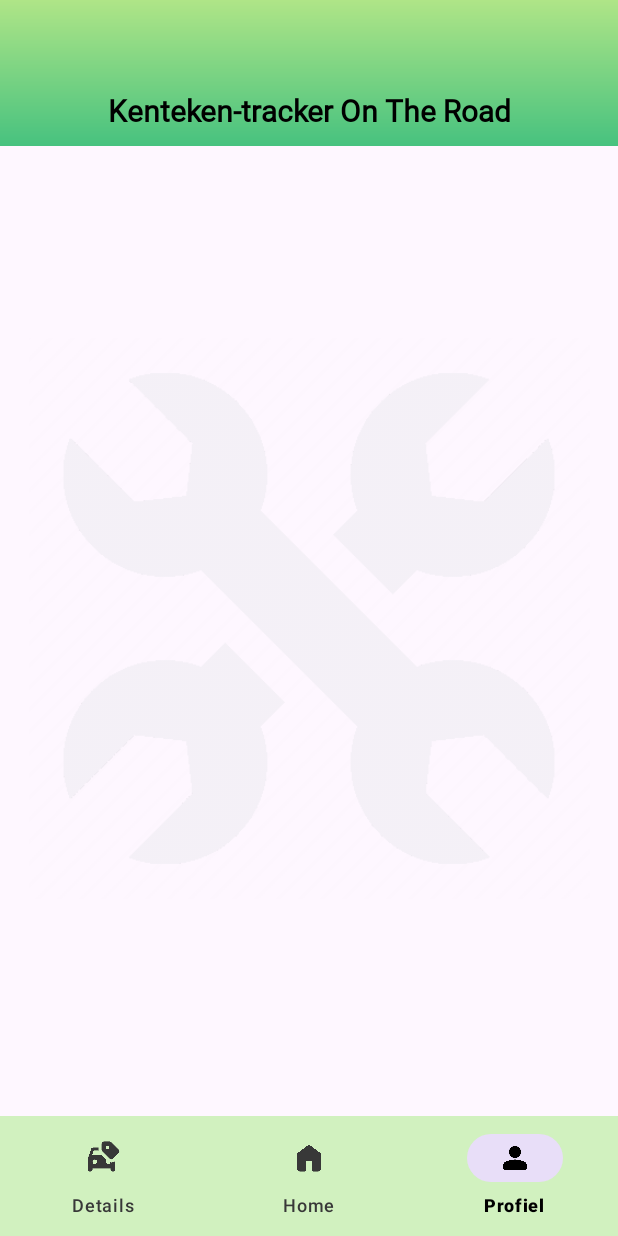
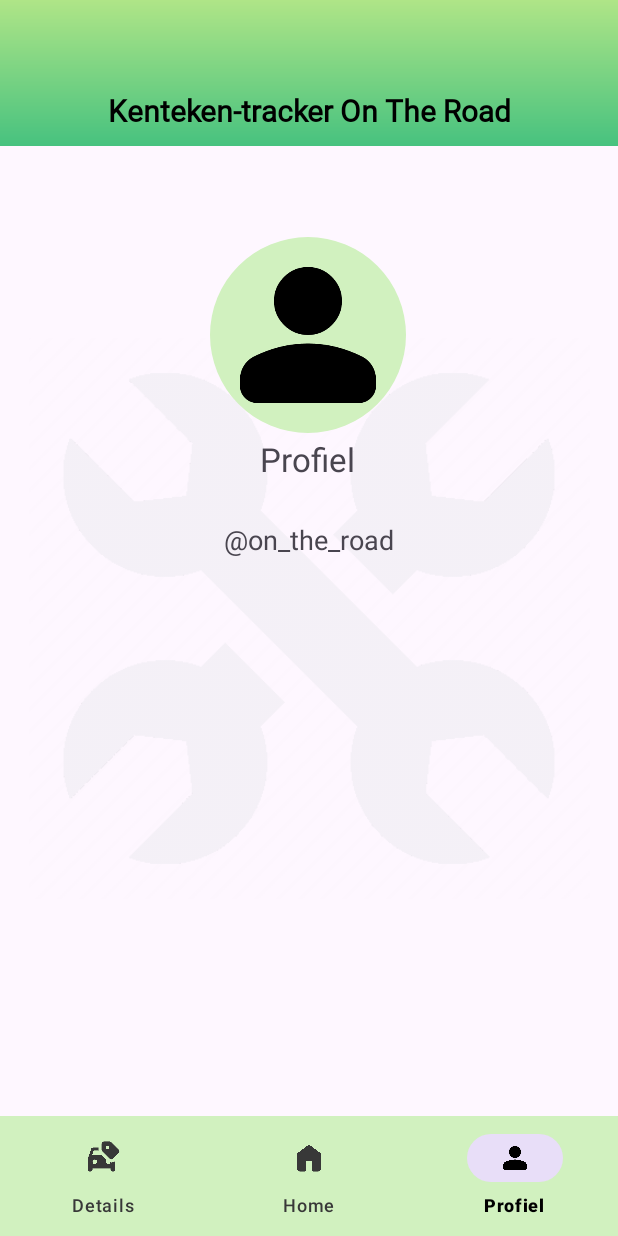
Before and after one commit to NathanGrs00/taxicompany-on-the-road, an Android app: the screen it shows after launch (MainActivity), item 3 of the bottom bar chosen, on a phone screen of 412 x 824 dp. Run offline under Robolectric (Android 15) with nearby library versions, the phone set to English and light mode, and no system bars; our stand-ins replace Volley; network calls fail.

Commit message:
Update profile layout and assets
- Changed app icon to a custom taxi logo (@mipmap/taxilogo).
- Added a ring-shaped background to the profile image in the fragment_profile layout.
- Introduced new ImageView for profile image and TextViews for profile name and handle in fragment_profile layout.
- Added a string resource for the profile handle (@string/handle).

```diff
--- a/app/src/main/AndroidManifest.xml
+++ b/app/src/main/AndroidManifest.xml
@@ -6,7 +6,7 @@
         android:allowBackup="true"
         android:dataExtractionRules="@xml/data_extraction_rules"
         android:fullBackupContent="@xml/backup_rules"
-        android:icon="@mipmap/ic_launcher"
+        android:icon="@mipmap/taxilogo"
         android:label="@string/app_name"
         android:roundIcon="@mipmap/ic_launcher_round"
         android:supportsRtl="true"
--- /dev/null
+++ b/app/src/main/res/drawable/profilebackground.xml
@@ -0,0 +1,9 @@
+<?xml version="1.0" encoding="utf-8"?>
+<shape android:shape="ring"
+    android:thickness="65dp"
+    android:useLevel="false"
+    android:innerRadius="0dp"
+    xmlns:android="http://schemas.android.com/apk/res/android">
+    <solid android:color="@color/lighter_green">
+    </solid>
+</shape>
--- a/app/src/main/res/layout/fragment_profile.xml
+++ b/app/src/main/res/layout/fragment_profile.xml
@@ -28,6 +28,45 @@
 
         <include layout="@layout/header_bar" />
 
+        <ImageView
+            android:id="@+id/imageView"
+            android:layout_width="140dp"
+            android:layout_height="136dp"
+            android:background="@drawable/profilebackground"
+            app:layout_constraintBottom_toBottomOf="parent"
+            app:layout_constraintEnd_toEndOf="parent"
+            app:layout_constraintHorizontal_bias="0.498"
+            app:layout_constraintStart_toStartOf="parent"
+            app:layout_constraintTop_toTopOf="parent"
+            app:layout_constraintVertical_bias="0.226"
+            app:srcCompat="@mipmap/material_symbols__person_rounded" />
+
+        <TextView
+            android:id="@+id/tvProfile"
+            android:layout_width="wrap_content"
+            android:layout_height="wrap_content"
+            android:text="@string/profile"
+            android:textSize="22sp"
+            app:layout_constraintBottom_toBottomOf="parent"
+            app:layout_constraintEnd_toEndOf="parent"
+            app:layout_constraintHorizontal_bias="0.498"
+            app:layout_constraintStart_toStartOf="parent"
+            app:layout_constraintTop_toBottomOf="@+id/imageView"
+            app:layout_constraintVertical_bias="0.0" />
+
+        <TextView
+            android:id="@+id/tvHandle"
+            android:layout_width="wrap_content"
+            android:layout_height="wrap_content"
+            android:layout_marginTop="9dp"
+            android:text="@string/handle"
+            android:textSize="18sp"
+            app:layout_constraintBottom_toBottomOf="parent"
+            app:layout_constraintEnd_toEndOf="parent"
+            app:layout_constraintStart_toStartOf="parent"
+            app:layout_constraintTop_toBottomOf="@+id/tvProfile"
+            app:layout_constraintVertical_bias="0.037" />
+
     </androidx.constraintlayout.widget.ConstraintLayout>
 
 </androidx.constraintlayout.widget.ConstraintLayout>
--- a/app/src/main/res/values/strings.xml
+++ b/app/src/main/res/values/strings.xml
@@ -13,4 +13,5 @@
     <string name="home">Home</string>
     <string name="profile">Profiel</string>
     <string name="no_plates">Nog geen kenteken geselecteerd.</string>
+    <string name="handle">\@on_the_road</string>
 </resources>
```
Also changed, not shown: app/src/main/res/mipmap-hdpi/taxilogo.png (added).
